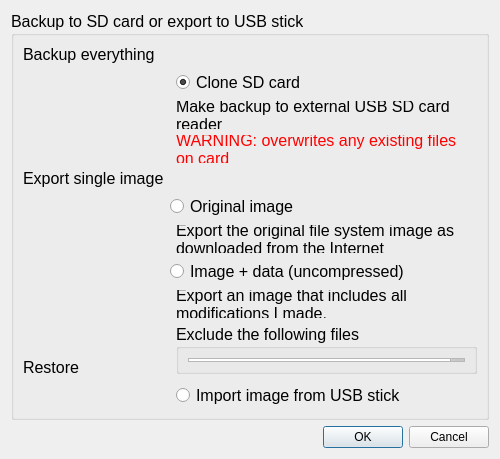
The window that BerrybootGUI2.0/exportdialog.ui (maxnet/berryboot) describes before a commit, drawn with Qt 5.
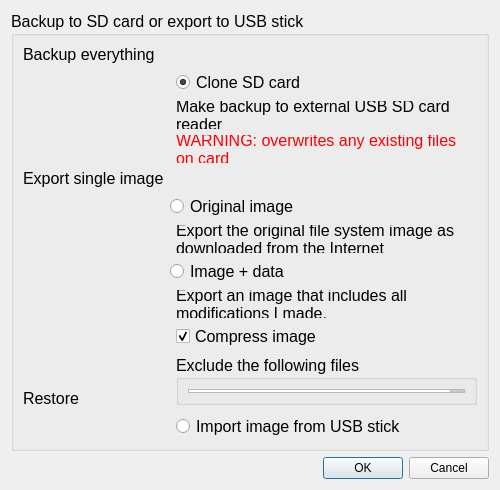
The same window after the commit.

Commit message:
Offer option to LZO compress backups
Ref #478

The edit to the form file:
```diff
--- a/BerrybootGUI2.0/exportdialog.ui
+++ b/BerrybootGUI2.0/exportdialog.ui
@@ -10,7 +10,7 @@
     <x>0</x>
     <y>0</y>
     <width>500</width>
-    <height>459</height>
+    <height>490</height>
    </rect>
   </property>
   <property name="windowTitle">
@@ -41,7 +41,7 @@
       <item row="7" column="1" colspan="2">
        <widget class="QRadioButton" name="dataRadio">
         <property name="text">
-         <string>Image + data (uncompressed)</string>
+         <string>Image + data</string>
         </property>
         <property name="checked">
          <bool>false</bool>
@@ -115,7 +115,7 @@
         </property>
        </widget>
       </item>
-      <item row="9" column="2">
+      <item row="10" column="2">
        <widget class="QGroupBox" name="excludeGroupbox">
         <property name="sizePolicy">
          <sizepolicy hsizetype="Preferred" vsizetype="Expanding">
@@ -163,7 +163,7 @@
         </property>
        </widget>
       </item>
-      <item row="10" column="0">
+      <item row="11" column="0">
        <widget class="QLabel" name="label_7">
         <property name="text">
          <string>Restore</string>
@@ -190,13 +190,23 @@
         </property>
        </widget>
       </item>
-      <item row="11" column="2">
+      <item row="12" column="2">
        <widget class="QRadioButton" name="restoreRadio">
         <property name="text">
          <string>Import image from USB stick</string>
         </property>
        </widget>
       </item>
+      <item row="9" column="2">
+       <widget class="QCheckBox" name="compressCheck">
+        <property name="text">
+         <string>Compress image</string>
+        </property>
+        <property name="checked">
+         <bool>true</bool>
+        </property>
+       </widget>
+      </item>
      </layout>
     </widget>
    </item>
```
The commit also changes 5 other files.
